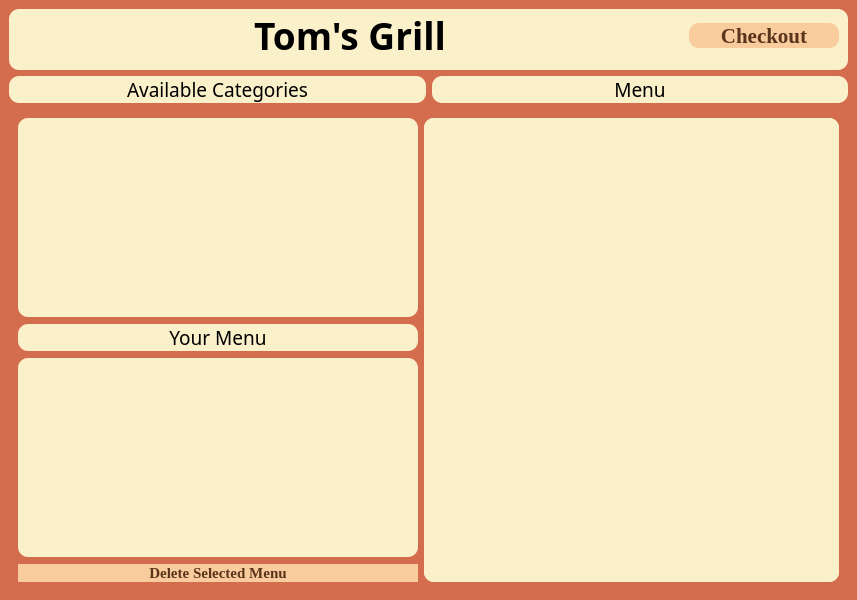
The window that mainwindow.ui (PeteCastle/PEx5) describes before a commit, drawn with Qt 5.
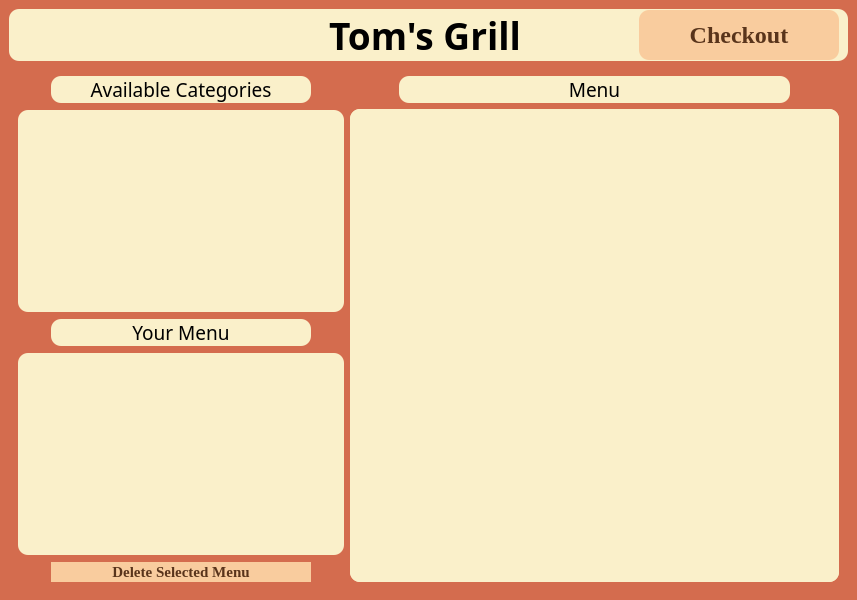
The same window after the commit. Icons and pictures are not drawn.

Diff of the .ui file:
```diff
--- a/mainwindow.ui
+++ b/mainwindow.ui
@@ -17,11 +17,80 @@
    <string notr="true">background-color: rgb(212, 108, 78);</string>
   </property>
   <widget class="QWidget" name="centralwidget">
+   <property name="styleSheet">
+    <string notr="true"> QScrollBar:vertical {
+	border: none;
+	background: rgb(249, 204, 158);
+    width: 14px;
+    margin: 15px 0 15px 0;
+	border-radius: 0px;
+ }
+
+/*  HANDLE BAR VERTICAL */
+QScrollBar::handle:vertical {	
+	background-color: rgb(255, 129, 94);
+	min-height: 30px;
+	border-radius: 7px;
+}
+QScrollBar::handle:vertical:hover{	
+	background-color: rgb(221, 154, 109);
+}
+QScrollBar::handle:vertical:pressed {	
+	background-color: rgb(212, 108, 78);
+}
+
+/* BTN TOP - SCROLLBAR */
+QScrollBar::sub-line:vertical {
+	border: none;
+	background-color: rgb(89, 52, 27);
+	height: 15px;
+	border-top-left-radius: 7px;
+	border-top-right-radius: 7px;
+	subcontrol-position: top;
+	subcontrol-origin: margin;
+}
+QScrollBar::sub-line:vertical:hover {	
+	background-color: rgb(197, 114, 59);
+}
+QScrollBar::sub-line:vertical:pressed {	
+	background-color: rgb(49, 28, 15);
+}
+
+/* BTN BOTTOM - SCROLLBAR */
+QScrollBar::add-line:vertical {
+	border: none;
+	background-color: rgb(89, 52, 27);
+	height: 15px;
+	border-bottom-left-radius: 7px;
+	border-bottom-right-radius: 7px;
+	subcontrol-position: bottom;
+	subcontrol-origin: margin;
+}
+QScrollBar::add-line:vertical:hover {	
+	background-color: rgb(197, 114, 59);
+}
+QScrollBar::add-line:vertical:pressed {	
+	background-color: rgb(49, 28, 15);
+}
+
+
+QPushButton{
+	background-color: rgb(249, 204, 158);
+	color: rgb(89, 52, 27);
+	border-radius: 10px;
+}
+QPushButton::hover{
+	border: 5px solid rgb(138, 80, 42);
+}
+QPushButton::pressed{
+	border: 5px solid rgb(89, 52, 27);
+}</string>
+   </property>
    <layout class="QVBoxLayout" name="verticalLayout_4">
     <item>
      <layout class="QHBoxLayout" name="horizontalLayout_4">
       <item>
-       <widget class="QWidget" name="" native="true">
+       <widget class="QWidget" name="widget" native="true">
         <property name="styleSheet">
          <string notr="true">color: rgb(0, 0, 0);
 background-color: rgb(250, 240, 202);
@@ -32,7 +101,35 @@
          <property name="topMargin">
           <number>1</number>
          </property>
-         <item alignment="Qt::AlignHCenter">
+         <property name="bottomMargin">
+          <number>0</number>
+         </property>
+         <item alignment="Qt::AlignRight|Qt::AlignVCenter">
+          <widget class="QLabel" name="label_2">
+           <property name="maximumSize">
+            <size>
+             <width>75</width>
+             <height>75</height>
+            </size>
+           </property>
+           <property name="baseSize">
+            <size>
+             <width>0</width>
+             <height>0</height>
+            </size>
+           </property>
+           <property name="text">
+            <string/>
+           </property>
+           <property name="pixmap">
+            <pixmap resource="resources.qrc">:/logo/pictures/logo 3.png</pixmap>
+           </property>
+           <property name="scaledContents">
+            <bool>true</bool>
+           </property>
+          </widget>
+         </item>
+         <item alignment="Qt::AlignLeft|Qt::AlignVCenter">
           <widget class="QLabel" name="label">
            <property name="sizePolicy">
             <sizepolicy hsizetype="Preferred" vsizetype="Preferred">
@@ -70,20 +167,20 @@
            </property>
            <property name="minimumSize">
             <size>
-             <width>150</width>
-             <height>25</height>
+             <width>200</width>
+             <height>50</height>
             </size>
            </property>
            <property name="maximumSize">
             <size>
-             <width>150</width>
-             <height>25</height>
+             <width>200</width>
+             <height>50</height>
             </size>
            </property>
            <property name="font">
             <font>
              <family>Georgia</family>
-             <pointsize>16</pointsize>
+             <pointsize>18</pointsize>
              <bold>true</bold>
             </font>
            </property>
@@ -91,10 +188,17 @@
             <enum>Qt::LeftToRight</enum>
            </property>
            <property name="styleSheet">
-            <string notr="true">
-background-color: rgb(249, 204, 158);
-color: rgb(89, 52, 27);
-border-radius: 10px;</string>
+            <string notr="true">QPushButton{
+	background-color: rgb(249, 204, 158);
+	color: rgb(89, 52, 27);
+	border-radius: 10px;
+}
+QPushButton::hover{
+	border: 5px solid rgb(138, 80, 42);
+}
+QPushButton::pressed{
+	border: 5px solid rgb(89, 52, 27);
+}</string>
            </property>
            <property name="text">
             <string>Checkout</string>
@@ -107,50 +211,11 @@
      </layout>
     </item>
     <item>
-     <layout class="QHBoxLayout" name="horizontalLayout_2">
-      <item>
-       <widget class="QLabel" name="label_5">
-        <property name="font">
-         <font>
-          <family>Amsterdam Traveling</family>
-          <pointsize>14</pointsize>
-         </font>
-        </property>
-        <property name="styleSheet">
-         <string notr="true">color: rgb(0, 0, 0);
-background-color: rgb(250, 240, 202);
-border-radius: 10px
-</string>
-        </property>
-        <property name="text">
-         <string>&lt;html&gt;&lt;head/&gt;&lt;body&gt;&lt;p align=&quot;center&quot;&gt;Available Categories&lt;/p&gt;&lt;/body&gt;&lt;/html&gt;</string>
-        </property>
-       </widget>
-      </item>
-      <item>
-       <widget class="QLabel" name="label_4">
-        <property name="font">
-         <font>
-          <family>Amsterdam Traveling</family>
-          <pointsize>14</pointsize>
-         </font>
-        </property>
-        <property name="styleSheet">
-         <string notr="true">color: rgb(0, 0, 0);
-background-color: rgb(250, 240, 202);
-border-radius: 10px
-</string>
-        </property>
-        <property name="text">
-         <string>&lt;html&gt;&lt;head/&gt;&lt;body&gt;&lt;p align=&quot;center&quot;&gt;Menu&lt;/p&gt;&lt;/body&gt;&lt;/html&gt;</string>
-        </property>
-       </widget>
-      </item>
-     </layout>
-    </item>
-    <item>
-     <widget class="QWidget" name="" native="true">
-      <layout class="QHBoxLayout" name="horizontalLayout_3">
+     <widget class="QWidget" name="widget" native="true">
+      <layout class="QHBoxLayout" name="horizontalLayout_3" stretch="40,60">
+       <property name="topMargin">
+        <number>9</number>
+       </property>
        <item>
         <layout class="QVBoxLayout" name="verticalLayout_3">
          <property name="spacing">
@@ -159,6 +224,58 @@
          <property name="sizeConstraint">
           <enum>QLayout::SetMinimumSize</enum>
          </property>
+         <item>
+          <layout class="QHBoxLayout" name="horizontalLayout_6" stretch="10,80,10">
+           <property name="topMargin">
+            <number>0</number>
+           </property>
+           <item>
+            <spacer name="horizontalSpacer_5">
+             <property name="orientation">
+              <enum>Qt::Horizontal</enum>
+             </property>
+             <property name="sizeHint" stdset="0">
+              <size>
+               <width>40</width>
+               <height>20</height>
+              </size>
+             </property>
+            </spacer>
+           </item>
+           <item>
+            <widget class="QLabel" name="label_5">
+             <property name="font">
+              <font>
+               <family>Amsterdam Traveling</family>
+               <pointsize>14</pointsize>
+              </font>
+             </property>
+             <property name="styleSheet">
+              <string notr="true">color: rgb(0, 0, 0);
+background-color: rgb(250, 240, 202);
+border-radius: 10px
+</string>
+             </property>
+             <property name="text">
+              <string>&lt;html&gt;&lt;head/&gt;&lt;body&gt;&lt;p align=&quot;center&quot;&gt;Available Categories&lt;/p&gt;&lt;/body&gt;&lt;/html&gt;</string>
+             </property>
+            </widget>
+           </item>
+           <item>
+            <spacer name="horizontalSpacer_6">
+             <property name="orientation">
+              <enum>Qt::Horizontal</enum>
+             </property>
+             <property name="sizeHint" stdset="0">
+              <size>
+               <width>40</width>
+               <height>20</height>
+              </size>
+             </property>
+            </spacer>
+           </item>
+          </layout>
+         </item>
          <item>
           <widget class="QListView" name="listView">
            <property name="sizePolicy">
@@ -174,8 +291,27 @@
             </size>
            </property>
            <property name="styleSheet">
-            <string notr="true">background-color: rgb(250, 240, 202);
-border-radius: 10px</string>
+            <string notr="true">QListView{
+background-color: rgb(250, 240, 202);
+border-radius: 10px;
+font: 12pt 'Georgia';
+}
+
+QListView#listView::item{
+	background-color: rgb(250, 240, 202);
+	color: rgb(89, 52, 27);
+	padding:5px;
+}
+QListView#listView::item:hover {
+	background-color: rgb(249, 204, 158);
+}
+
+QListView#listView::item:selected {
+	background-color: rgb(89, 52, 27);
+	
+	color: rgb(250, 240, 202);
+	font-weight:bold;
+}</string>
            </property>
            <property name="isWrapping" stdset="0">
             <bool>false</bool>
@@ -186,6 +322,24 @@
           </widget>
          </item>
          <item>
+          <layout class="QHBoxLayout" name="horizontalLayout_5" stretch="10,80,10">
+           <property name="topMargin">
+            <number>0</number>
+           </property>
+           <item>
+            <spacer name="horizontalSpacer_3">
+             <property name="orientation">
+              <enum>Qt::Horizontal</enum>
+             </property>
+             <property name="sizeHint" stdset="0">
+              <size>
+               <width>40</width>
+               <height>20</height>
+              </size>
+             </property>
+            </spacer>
+           </item>
+           <item>
           <widget class="QLabel" name="label_3">
            <property name="maximumSize">
             <size>
@@ -211,6 +365,21 @@
           </widget>
          </item>
          <item>
+            <spacer name="horizontalSpacer_4">
+             <property name="orientation">
+              <enum>Qt::Horizontal</enum>
+             </property>
+             <property name="sizeHint" stdset="0">
+              <size>
+               <width>40</width>
+               <height>20</height>
+              </size>
+             </property>
+            </spacer>
+           </item>
+          </layout>
+         </item>
+         <item>
           <widget class="QTreeView" name="treeView">
            <property name="sizePolicy">
             <sizepolicy hsizetype="Fixed" vsizetype="Expanding">
@@ -225,10 +394,54 @@
             </size>
            </property>
            <property name="styleSheet">
-            <string notr="true">background-color: rgb(250, 240, 202);
-border-radius: 10px</string>
+            <string notr="true">
+QTreeView{
+background-color: rgb(250, 240, 202);
+border-radius: 10px;
+font:  12px 'Georgia';
+}
+
+QTreeView::item{
+	background-color: rgb(250, 240, 202);
+	color: rgb(89, 52, 27);
+	padding:5px;
+}
+QTreeView::item:hover {
+	background-color: rgb(249, 204, 158);
+}
+
+QTreeView::item:selected {
+	background-color: rgb(89, 52, 27);
+
+	color: rgb(250, 240, 202);
+	font-weight:bold;
+}
+
+QHeaderView::section{
+	background-color: rgb(250, 240, 202);
+	border: 1px solid  rgb(249, 204, 158);
+	font: 14px 'Georgia';
+}</string>
            </property>
           </widget>
+         </item>
+         <item>
+          <layout class="QHBoxLayout" name="horizontalLayout_2" stretch="10,80,10">
+           <property name="topMargin">
+            <number>0</number>
+           </property>
+           <item>
+            <spacer name="horizontalSpacer">
+             <property name="orientation">
+              <enum>Qt::Horizontal</enum>
+             </property>
+             <property name="sizeHint" stdset="0">
+              <size>
+               <width>40</width>
+               <height>20</height>
+              </size>
+             </property>
+            </spacer>
          </item>
          <item>
           <widget class="QPushButton" name="pushButton">
@@ -260,13 +473,86 @@
            <property name="styleSheet">
             <string notr="true">background-color: rgb(249, 204, 158);
 color: rgb(89, 52, 27);
-border-radius: 10px;</string>
+border-radius: 20px;
+</string>
            </property>
            <property name="text">
             <string>Delete Selected Menu</string>
            </property>
           </widget>
          </item>
+           <item>
+            <spacer name="horizontalSpacer_2">
+             <property name="orientation">
+              <enum>Qt::Horizontal</enum>
+             </property>
+             <property name="sizeHint" stdset="0">
+              <size>
+               <width>40</width>
+               <height>20</height>
+              </size>
+             </property>
+            </spacer>
+           </item>
+          </layout>
+         </item>
+        </layout>
+       </item>
+       <item>
+        <layout class="QVBoxLayout" name="verticalLayout_5" stretch="0,96">
+         <property name="leftMargin">
+          <number>0</number>
+         </property>
+         <item>
+          <layout class="QHBoxLayout" name="horizontalLayout_7" stretch="10,80,10">
+           <property name="topMargin">
+            <number>0</number>
+           </property>
+           <item>
+            <spacer name="horizontalSpacer_7">
+             <property name="orientation">
+              <enum>Qt::Horizontal</enum>
+             </property>
+             <property name="sizeHint" stdset="0">
+              <size>
+               <width>40</width>
+               <height>20</height>
+              </size>
+             </property>
+            </spacer>
+           </item>
+           <item>
+            <widget class="QLabel" name="label_4">
+             <property name="font">
+              <font>
+               <family>Amsterdam Traveling</family>
+               <pointsize>14</pointsize>
+              </font>
+             </property>
+             <property name="styleSheet">
+              <string notr="true">color: rgb(0, 0, 0);
+background-color: rgb(250, 240, 202);
+border-radius: 10px
+</string>
+             </property>
+             <property name="text">
+              <string>&lt;html&gt;&lt;head/&gt;&lt;body&gt;&lt;p align=&quot;center&quot;&gt;Menu&lt;/p&gt;&lt;/body&gt;&lt;/html&gt;</string>
+             </property>
+            </widget>
+           </item>
+           <item>
+            <spacer name="horizontalSpacer_8">
+             <property name="orientation">
+              <enum>Qt::Horizontal</enum>
+             </property>
+             <property name="sizeHint" stdset="0">
+              <size>
+               <width>40</width>
+               <height>20</height>
+              </size>
+             </property>
+            </spacer>
+           </item>
         </layout>
        </item>
        <item>
@@ -290,8 +576,8 @@
            <rect>
             <x>0</x>
             <y>0</y>
-            <width>413</width>
-            <height>433</height>
+              <width>487</width>
+              <height>448</height>
            </rect>
           </property>
           <layout class="QVBoxLayout" name="verticalLayout_2"/>
@@ -299,6 +585,8 @@
         </widget>
        </item>
       </layout>
+       </item>
+      </layout>
      </widget>
     </item>
     <item>
```
Left out of the diff: 16 changed lines with no effect on the pictures. Lines whose indentation alone changed are shown as unchanged.
